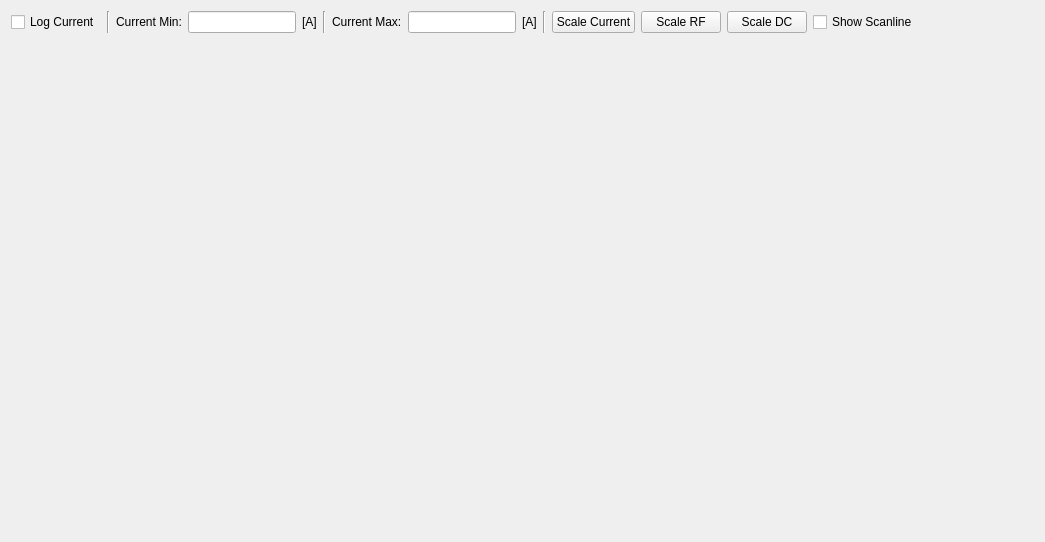
This is src/qms/layouts/map_plot.ui in JJendryka/QMS as Qt 5 draws it before an edit. The edited form follows.
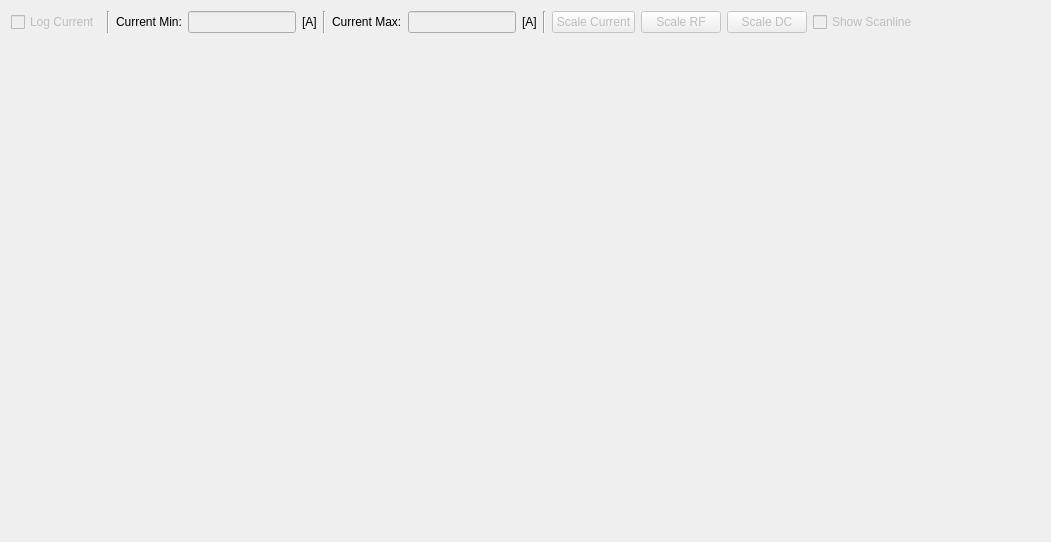
This is the edited form.

Commit message: Disable not implemented UI elements

Patch:
```diff
--- a/src/qms/layouts/map_plot.ui
+++ b/src/qms/layouts/map_plot.ui
@@ -6,7 +6,7 @@
    <rect>
     <x>0</x>
     <y>0</y>
-    <width>1045</width>
+    <width>1051</width>
     <height>542</height>
    </rect>
   </property>
@@ -18,6 +18,9 @@
     <layout class="QHBoxLayout" name="horizontalLayout">
      <item>
       <widget class="QCheckBox" name="log_checkbox">
+       <property name="enabled">
+        <bool>false</bool>
+       </property>
        <property name="text">
         <string>Log Current</string>
        </property>
@@ -39,6 +42,9 @@
      </item>
      <item>
       <widget class="QLineEdit" name="current_min_lineedit">
+       <property name="enabled">
+        <bool>false</bool>
+       </property>
        <property name="sizePolicy">
         <sizepolicy hsizetype="Minimum" vsizetype="Fixed">
          <horstretch>0</horstretch>
@@ -70,6 +76,9 @@
      </item>
      <item>
       <widget class="QLineEdit" name="current_max_lineedit">
+       <property name="enabled">
+        <bool>false</bool>
+       </property>
        <property name="sizePolicy">
         <sizepolicy hsizetype="Minimum" vsizetype="Fixed">
          <horstretch>0</horstretch>
@@ -94,6 +103,9 @@
      </item>
      <item>
       <widget class="QPushButton" name="scale_current_button">
+       <property name="enabled">
+        <bool>false</bool>
+       </property>
        <property name="text">
         <string>Scale Current</string>
        </property>
@@ -101,6 +113,9 @@
      </item>
      <item>
       <widget class="QPushButton" name="scale_rf_button">
+       <property name="enabled">
+        <bool>false</bool>
+       </property>
        <property name="text">
         <string>Scale RF</string>
        </property>
@@ -108,6 +123,9 @@
      </item>
      <item>
       <widget class="QPushButton" name="scale_dc_button">
+       <property name="enabled">
+        <bool>false</bool>
+       </property>
        <property name="text">
         <string>Scale DC</string>
        </property>
@@ -115,6 +133,9 @@
      </item>
      <item>
       <widget class="QCheckBox" name="scanline_checkbox">
+       <property name="enabled">
+        <bool>false</bool>
+       </property>
        <property name="text">
         <string>Show Scanline</string>
        </property>
```
The commit also changes 7 other files.
